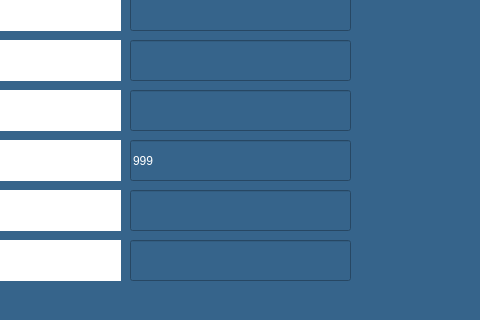
This is adminpage.ui in melihorhanyilmaz/Project as Qt 5 draws it before an edit; both pictures show x 130 to 610 and y 170 to 490 of the 800 by 600 pixel window. The edited form follows.
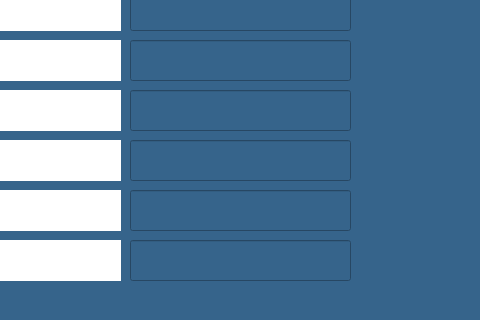
This is the edited form.

Patch:
```diff
--- a/adminpage.ui
+++ b/adminpage.ui
@@ -202,7 +202,7 @@
      <string>9999999</string>
     </property>
     <property name="text">
-     <string>999</string>
+     <string/>
     </property>
     <property name="maxLength">
      <number>7</number>
```
Left out of the diff: 21 changed lines with no effect on the pictures.
